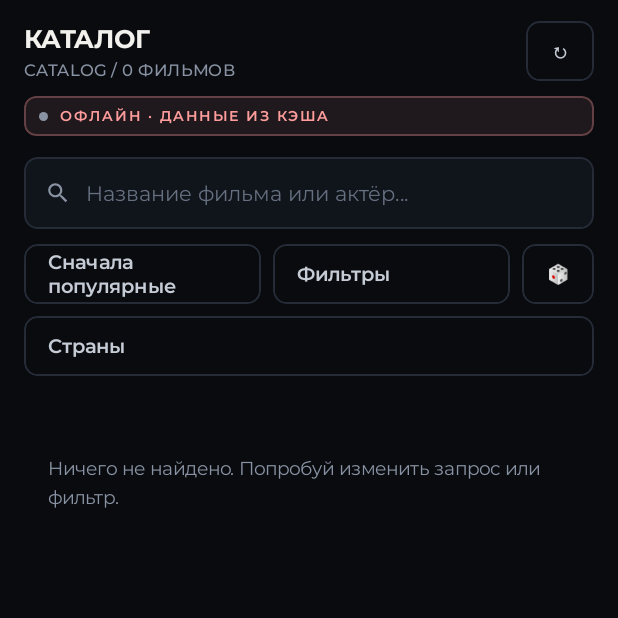
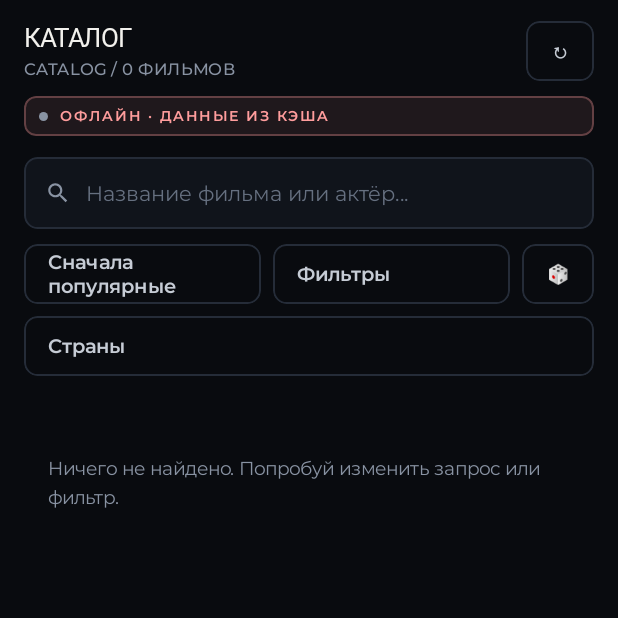
Before and after one commit to fvkhweb/movie-site, an Android app built with Jetpack Compose: the screen it shows after launch (MainActivity), after a tap on "КАТАЛОГ", on a phone screen of 412 x 824 dp, the top half of it. Run offline under Robolectric (Android 15) with nearby library versions, the phone set to English and light mode, and no system bars; pictures from the network do not load; Roboto replaces fonts that are not available here.

Commit message:
Шрифты: Unbounded для заголовков, Montserrat для текста (как на сайте)

```diff
--- a/android/app/src/main/java/ru/fvkhweb/movies/ui/theme/Type.kt
+++ b/android/app/src/main/java/ru/fvkhweb/movies/ui/theme/Type.kt
@@ -45,44 +45,44 @@ val Montserrat = FontFamily(
     Font(R.font.montserrat_bold, FontWeight.W700),
 )
 
-/** Типографика приложения — Montserrat во всех стилях. */
+/** Типографика приложения — как на сайте: Unbounded для заголовков, Montserrat для текста. */
 object AppText {
     val brand = TextStyle(
-        fontFamily = Montserrat,
-        fontWeight = FontWeight.W800,
+        fontFamily = Unbounded,
+        fontWeight = FontWeight.W700,
         fontSize = 15.sp,
         letterSpacing = (-0.4).sp,
     )
     val display = TextStyle(
-        fontFamily = Montserrat,
+        fontFamily = Unbounded,
         fontWeight = FontWeight.W800,
         fontSize = 30.sp,
         lineHeight = 36.sp,
         letterSpacing = (-1.2).sp,
     )
     val h1 = TextStyle(
-        fontFamily = Montserrat,
+        fontFamily = Unbounded,
         fontWeight = FontWeight.W700,
         fontSize = 23.sp,
         lineHeight = 29.sp,
         letterSpacing = (-0.7).sp,
     )
     val h2 = TextStyle(
-        fontFamily = Montserrat,
+        fontFamily = Unbounded,
         fontWeight = FontWeight.W700,
         fontSize = 17.sp,
         lineHeight = 22.sp,
         letterSpacing = (-0.2).sp,
     )
     val section = TextStyle(
-        fontFamily = Montserrat,
-        fontWeight = FontWeight.W700,
+        fontFamily = Unbounded,
+        fontWeight = FontWeight.W600,
         fontSize = 14.sp,
         lineHeight = 19.sp,
         letterSpacing = 0.1.sp,
     )
     val cardTitle = TextStyle(
-        fontFamily = Montserrat,
+        fontFamily = Unbounded,
         fontWeight = FontWeight.W600,
         fontSize = 12.5.sp,
         lineHeight = 16.sp,
```
